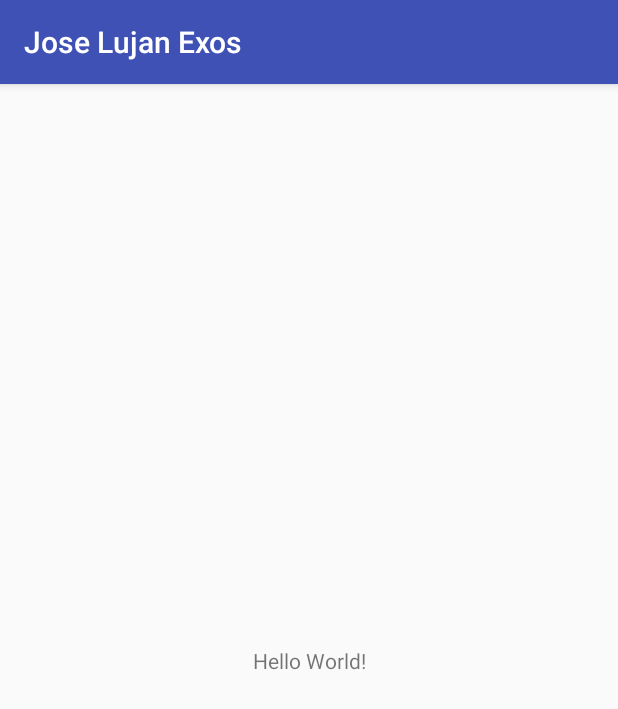
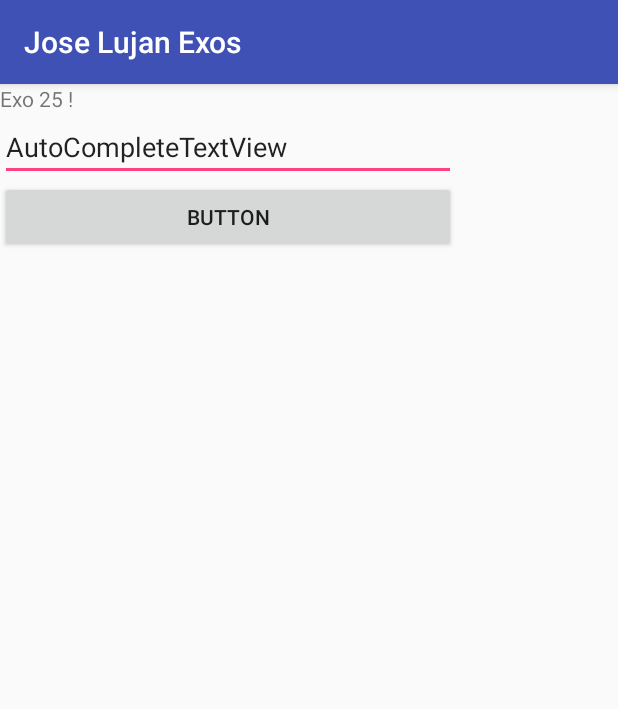
Before and after one commit to Loic755/OracleApp2, an Android app: the screen it shows after launch (MainActivity), on a phone screen of 412 x 824 dp. Shown: the top 709 px of the screen. Run offline under Robolectric (Android 15) with nearby library versions, the phone set to English and light mode, and no system bars.

Commit message:
Exo 25 completed

```diff
--- a/app/src/main/java/exos/lujan/jose/joselujanexos/MainActivity.java
+++ b/app/src/main/java/exos/lujan/jose/joselujanexos/MainActivity.java
@@ -2,12 +2,49 @@ package exos.lujan.jose.joselujanexos;
 
 import android.support.v7.app.AppCompatActivity;
 import android.os.Bundle;
+import android.view.View;
+import android.widget.ArrayAdapter;
+import android.widget.AutoCompleteTextView;
+import android.widget.Button;
+import android.widget.TextView;
 
-public class MainActivity extends AppCompatActivity {
+public class MainActivity extends AppCompatActivity implements View.OnClickListener{
+
+    Button boton;
+    AutoCompleteTextView auto;
+    TextView texto;
+
+    String[] nombres = {"Juanito","Juan","Maria Fernanda","Laura","Miguel"};
 
     @Override
     protected void onCreate(Bundle savedInstanceState) {
         super.onCreate(savedInstanceState);
         setContentView(R.layout.activity_main);
+
+        boton = (Button) findViewById(R.id.boton);
+        boton.setOnClickListener(this);
+
+        auto = (AutoCompleteTextView) findViewById(R.id.autoCompleteTextView);
+        texto = (TextView) findViewById(R.id.texto);
+
+        ArrayAdapter<String> adapter = new ArrayAdapter<String>(this,android.R.layout.simple_dropdown_item_1line,nombres);
+        auto.setThreshold(3);
+        auto.setAdapter(adapter);
+    }
+
+    @Override
+    public void onClick(View v) {
+       switch(v.getId()){
+           case R.id.boton:
+               String cambio = auto.getText().toString();
+               texto.setText(cambio);
+               break;
+
+
+
+       }
+
+
+
     }
 }
--- a/app/src/main/res/layout/activity_main.xml
+++ b/app/src/main/res/layout/activity_main.xml
@@ -6,13 +6,44 @@
     android:layout_height="match_parent"
     tools:context="exos.lujan.jose.joselujanexos.MainActivity">
 
-    <TextView
-        android:layout_width="wrap_content"
+
+    <LinearLayout
+        android:layout_width="304dp"
         android:layout_height="wrap_content"
-        android:text="Hello World!"
-        app:layout_constraintBottom_toBottomOf="parent"
-        app:layout_constraintLeft_toLeftOf="parent"
-        app:layout_constraintRight_toRightOf="parent"
-        app:layout_constraintTop_toTopOf="parent" />
+        android:orientation="vertical"
+        tools:layout_editor_absoluteY="8dp"
+        tools:layout_editor_absoluteX="8dp">
+
+        <TextView
+            android:id="@+id/texto"
+            android:layout_width="match_parent"
+            android:layout_height="wrap_content"
+            android:layout_weight="1"
+            android:text="Exo 25 !"
+            app:layout_constraintBottom_toBottomOf="parent"
+            app:layout_constraintHorizontal_bias="0.535"
+            app:layout_constraintLeft_toLeftOf="parent"
+            app:layout_constraintRight_toRightOf="parent"
+            app:layout_constraintTop_toTopOf="parent"
+            app:layout_constraintVertical_bias="0.556" />
+
+        <AutoCompleteTextView
+            android:id="@+id/autoCompleteTextView"
+            android:layout_width="match_parent"
+            android:layout_height="wrap_content"
+            android:layout_weight="1"
+            android:text="AutoCompleteTextView"
+            tools:layout_editor_absoluteX="8dp"
+            tools:layout_editor_absoluteY="60dp" />
+
+        <Button
+            android:id="@+id/boton"
+            android:layout_width="match_parent"
+            android:layout_height="wrap_content"
+            android:layout_weight="1"
+            android:text="Button"
+            tools:layout_editor_absoluteX="32dp"
+            tools:layout_editor_absoluteY="358dp" />
+    </LinearLayout>
 
 </android.support.constraint.ConstraintLayout>
```
